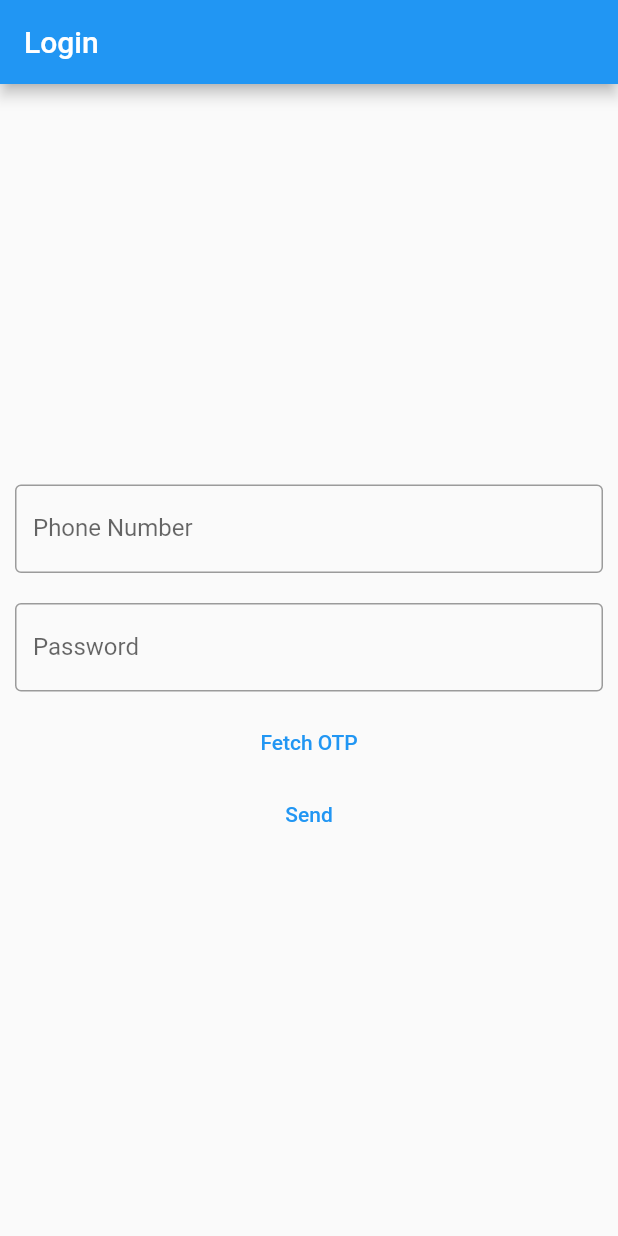
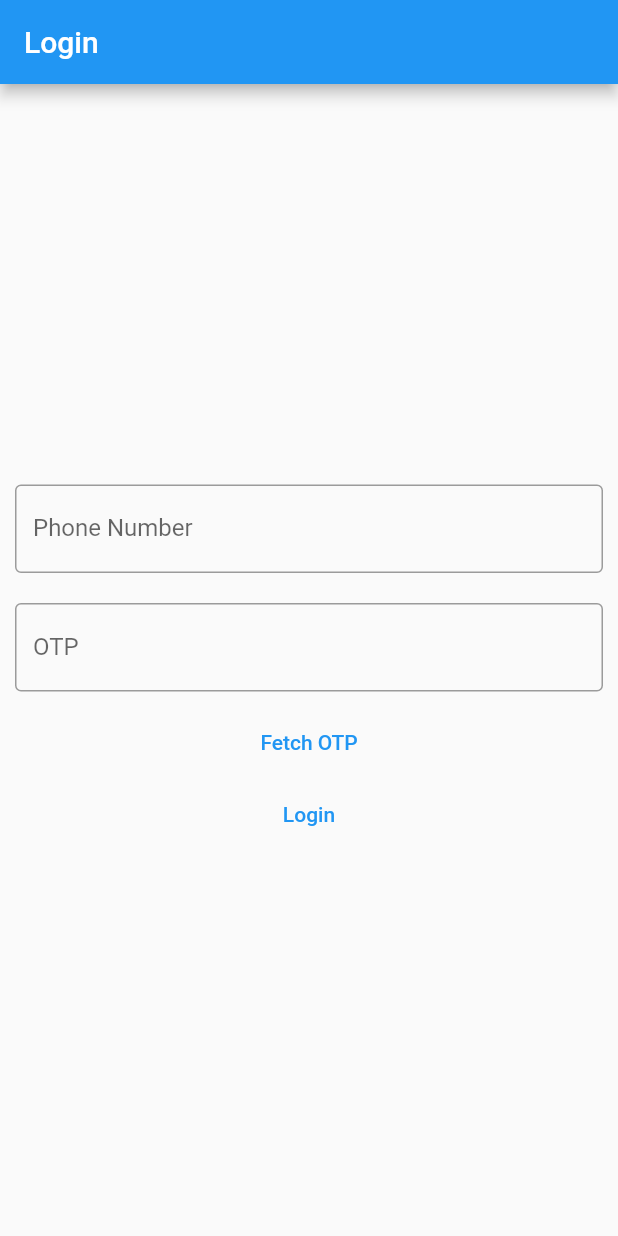
Before and after one commit to enamulaits22/calling_app_agora, a Flutter app: the screen it shows after launch, on a phone screen of 412 x 824 dp. Run offline on Flutter 3.47's test engine with Material 2 defaults, Android fonts, the phone set to English and light mode, and no system bars; our stand-ins replace cloud_firestore, firebase_auth, firebase_core, firebase_messaging, permission_handler, pin_input_text_field and 2 more; missing offline and left inert: agora_rtc_engine, connectycube_flutter_call_kit, flutter_background_service, flutter_background_service_android, telephony; accounts and stored records are empty.

Commit message:
phone auth done with otp

```diff
--- a/lib/pages/authentication/login_page.dart
+++ b/lib/pages/authentication/login_page.dart
@@ -53,7 +53,7 @@ class _AuthenticationPageState extends State<AuthenticationPage> {
                     ) : CustomTextButton(
                       title: 'Sign Up',
                       onTapBtn: () async {
-                        await Authentication.signUpUserWithEmailAndPassword(
+                        await Authentication().signUpUserWithEmailAndPassword(
                           email: emailController.text,
                           password: passwordController.text,
                         );
--- a/lib/phone_auth/phone_auth_dashboard.dart
+++ b/lib/phone_auth/phone_auth_dashboard.dart
@@ -1,154 +1,12 @@
 import 'package:firebase_auth/firebase_auth.dart';
 import 'package:flutter/material.dart';
 import 'package:flutter/services.dart';
-/*
-class PhoneAuthPage extends StatefulWidget {
-  PhoneAuthPage({Key? key, this.title}) : super(key: key);
-  final String? title;
 
-  @override
-  _PhoneAuthPageState createState() => _PhoneAuthPageState();
-}
-
-class _PhoneAuthPageState extends State<PhoneAuthPage> {
-  late String phoneNo;
-  String? uid;
-  late String smsCode;
-  late String verificationId;
-  FirebaseAuth _auth = FirebaseAuth.instance;
-
-  Scaffold homePage() {
-    if (_auth.currentUser?.uid != null) {
-      setState(() {
-        uid = _auth.currentUser?.uid;
-      });
-    }
-
-    return Scaffold(body: DashboardPage(uid: uid));
-  }
-
-  @override
-  Widget build(BuildContext context) {
-    return Scaffold(
-        appBar: AppBar(
-          title: Text('Phone Login'),
-        ),
-        body: _auth.currentUser?.uid != null
-            ? homePage()
-            : Center(
-                child: Container(
-                    padding: EdgeInsets.all(25.0),
-                    child: Column(
-                      mainAxisAlignment: MainAxisAlignment.center,
-                      children: <Widget>[
-                        TextField(
-                          keyboardType: TextInputType.phone,
-                          decoration:
-                              InputDecoration(hintText: 'Enter Phone number'),
-                          onChanged: (value) {
-                            this.phoneNo = value;
-                          },
-                        ),
-                        SizedBox(height: 10.0),
-                        ElevatedButton(
-                          onPressed: () => verifyPhone(),
-                          child: Text('Verify'),
-                        )
-                      ],
-                    )),
-              ));
-  }
-
-  Future<void> verifyPhone() async {
-    final PhoneCodeAutoRetrievalTimeout autoRetrieve = (String verId) {
-      this.verificationId = verId;
-    }; // this will auto click the verification button
-
-    final smsCodeSent = (String verId, [int? forceCodeResend]) {
-      this.verificationId = verId;
-      smsCodeDialog(context).then((value) {
-        print("Signed In");
-      });
-    };
-
-    final PhoneVerificationCompleted verificationCompleted =
-        (AuthCredential user) {
-      print('verified');
-    };
-
-    final PhoneVerificationFailed verificationFailed =
-        (FirebaseAuthException expection) {
-      print(expection.message);
-    };
-
-    await FirebaseAuth.instance.verifyPhoneNumber(
-        phoneNumber: this.phoneNo,
-        timeout: const Duration(seconds: 5),
-        verificationCompleted: verificationCompleted,
-        verificationFailed: verificationFailed,
-        codeSent: smsCodeSent,
-        codeAutoRetrievalTimeout: autoRetrieve);
-  }
-
-  Future<void> smsCodeDialog(BuildContext context) {
-    return showDialog(
-        context: context,
-        barrierDismissible: false,
-        builder: (BuildContext context) {
-          return new AlertDialog(
-            title: Text('Enter sms Code'),
-            content: TextField(
-              onChanged: (value) {
-                this.smsCode = value;
-              },
-            ),
-            contentPadding: EdgeInsets.all(10.0),
-            actions: <Widget>[
-              new TextButton(
-                child: Text('Done'),
-                onPressed: () {
-                  if (_auth.currentUser != null) {
-                    print("User is not null");
-                    Navigator.of(context).pop();
-                    Navigator.push(
-                      context,
-                      MaterialPageRoute(
-                          builder: (context) =>
-                              DashboardPage(uid: _auth.currentUser?.uid)),
-                    );
-                  } else {
-                    print("User is null");
-                    Navigator.of(context).pop();
-                    signIn();
-                  }
-                },
-              )
-            ],
-          );
-        });
-  }
-
-  signIn() async {
-    final AuthCredential credential = PhoneAuthProvider.credential(
-      verificationId: verificationId,
-      smsCode: smsCode,
-    );
-
-    FirebaseAuth _auth = FirebaseAuth.instance;
-    await _auth.signInWithCredential(credential).then((user) {
-      Navigator.push(
-        context,
-        MaterialPageRoute(
-            builder: (context) => DashboardPage(uid: user.user?.uid)),
-      );
-    }).catchError((e) {
-      print(e);
-    });
-  }
-}*/
+import '../services/authentication.dart';
 
 class DashboardPage extends StatefulWidget {
   String? uid;
+
   DashboardPage({this.uid});
 
   @override
@@ -197,7 +55,8 @@ class _DashboardPageState extends State<DashboardPage> {
             ],
           ),
         ),
-    ));
+      ),
+    );
   }
 }
 
@@ -211,30 +70,6 @@ class PhoneAuthForm extends StatefulWidget {
 class _PhoneAuthFormState extends State<PhoneAuthForm> {
   var otpController = TextEditingController();
   var numController = TextEditingController();
-  var isLoading = false;
-
-  FirebaseAuth auth = FirebaseAuth.instance;
-
-  String verificationId = "";
-
-  void signInWithPhoneAuthCredential(
-      PhoneAuthCredential phoneAuthCredential) async {
-    try {
-      final authCredential =
-          await auth.signInWithCredential(phoneAuthCredential);
-
-      if (authCredential.user != null) {
-        Navigator.push(
-            context,
-            MaterialPageRoute(
-                builder: (context) => DashboardPage(
-                      uid: authCredential.user?.uid,
-                    )));
-      }
-    } on FirebaseAuthException catch (e) {
-      print("catch");
-    }
-  }
 
   @override
   Widget build(BuildContext context) {
@@ -260,62 +95,30 @@ class _PhoneAuthFormState extends State<PhoneAuthForm> {
             Padding(
               padding: EdgeInsets.all(10),
               child: TextField(
-                obscureText: true,
                 decoration: const InputDecoration(
                     border: OutlineInputBorder(),
-                    labelText: 'Password',
-                    hintText: 'Enter valid password'),
+                    labelText: 'OTP',
+                    hintText: 'Enter OTP'),
                 controller: otpController,
+                keyboardType: TextInputType.number,
               ),
             ),
-            !isLoading
-                ? TextButton(
+
+             TextButton(
                     onPressed: () {
-                      fetchotp();
-                      setState(() {
-                        isLoading = true;
-                      });
+                      Authentication().fetchOtp(phoneNumber: numController.text);
                     },
                     child: const Text("Fetch OTP"),
-                  )
-                : CircularProgressIndicator(),
+                  ),
+
             TextButton(
                 onPressed: () {
-                  verify();
+                  Authentication().verify(otp: otpController.text);
                 },
-                child: const Text("Send"))
+                child: const Text("Login"))
           ],
         ),
       ),
     );
   }
-
-  Future<void> verify() async {
-    PhoneAuthCredential phoneAuthCredential = PhoneAuthProvider.credential(
-        verificationId: verificationId, smsCode: otpController.text);
-
-    signInWithPhoneAuthCredential(phoneAuthCredential);
 }
-
-  Future<void> fetchotp() async {
-    await auth.verifyPhoneNumber(
-      phoneNumber: numController.text,
-      verificationCompleted: (PhoneAuthCredential credential) async {
-        await auth.signInWithCredential(credential);
-      },
-      verificationFailed: (FirebaseAuthException e) {
-        if (e.code == 'invalid-phone-number') {
-          print('The provided phone number is not valid.');
-        }
-      },
-      codeSent: (String verificationId, int? resendToken) async {
-        this.verificationId = verificationId;
-
-        setState(() {
-          isLoading = false;
-        });
-      },
-      codeAutoRetrievalTimeout: (String verificationId) {},
-    );
-  }
-}
--- a/pubspec.yaml
+++ b/pubspec.yaml
@@ -44,6 +44,8 @@ dependencies:
   shared_preferences: ^2.0.15
   firebase_auth: ^3.4.1
   cloud_firestore: ^3.2.1
+  sms_autofill: ^2.2.0
+  telephony: ^0.2.0
 
 dev_dependencies:
   flutter_test:
```
Also changed, not shown: lib/phone_auth/otp_verification.dart (added, +197 -0 lines), lib/services/authentication.dart (+75 -14 lines), pubspec.lock, 2 other files. Lines whose indentation alone changed are shown as unchanged.
